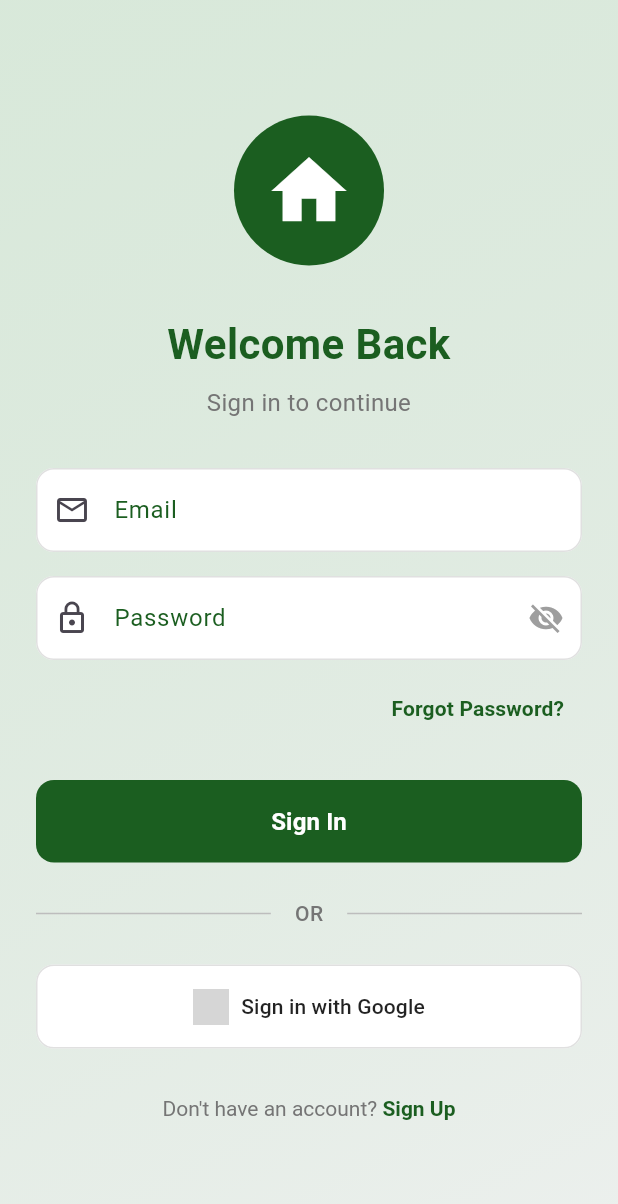
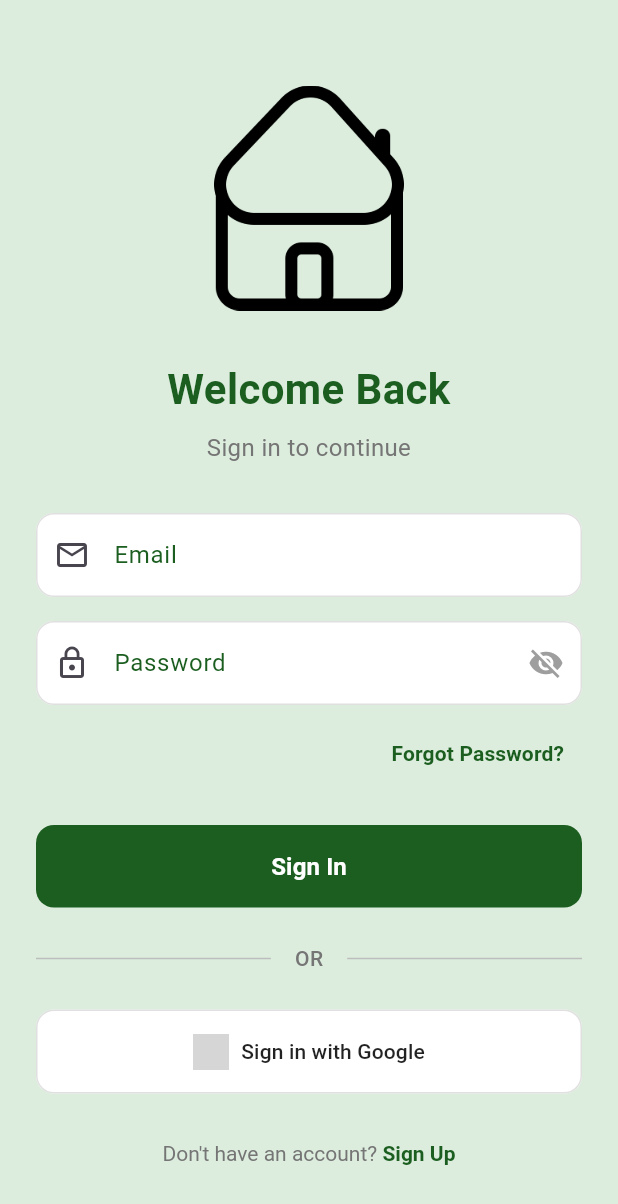
Before and after one commit to saivivekvenna/estateAI, a Flutter app: the screen it shows after launch, on a phone screen of 412 x 824 dp. Shown: the top 1204 px of the screen. Run offline on Flutter 3.47's test engine with Material 3 defaults, Android fonts, the light colour scheme and no system bars; our stand-ins replace flutter_card_swiper, flutter_chat_types, flutter_chat_ui, flutter_keyboard_visibility, google_maps_flutter; missing offline and left inert: soft_edge_blur; grey boxes are pictures that could not be loaded.

Commit message:
pre-list feature

```diff
--- a/test_estate_app/lib/auth/login_page.dart
+++ b/test_estate_app/lib/auth/login_page.dart
@@ -89,16 +89,7 @@ class _LoginPageState extends State<LoginPage> {
         children: [
           // Background gradient
           Container(
-            decoration: BoxDecoration(
-              gradient: LinearGradient(
-                begin: Alignment.topLeft,
-                end: Alignment.bottomRight,
-                colors: [
-                  Color.fromRGBO(129, 199, 132, 0.3),
-                  Color.fromRGBO(76, 175, 80, 0.1),
-                ],
-              ),
-            ),
+            decoration: BoxDecoration(color: Color.fromRGBO(220, 237, 221, 1)),
           ),
           SafeArea(
             child: Center(
@@ -111,29 +102,16 @@ class _LoginPageState extends State<LoginPage> {
                       mainAxisAlignment: MainAxisAlignment.center,
                       crossAxisAlignment: CrossAxisAlignment.stretch,
                       children: [
-                        // Logo or App Name
-                        Container(
-                          height: 100,
-                          width: 100,
-                          decoration: BoxDecoration(
-                            gradient: LinearGradient(
-                              begin: Alignment.topLeft,
-                              end: Alignment.bottomRight,
-                              colors: [
-                                Color.fromRGBO(27, 94, 32, 1),
-                                Color.fromRGBO(27, 94, 32, 1),
-                              ],
-                            ),
-                            shape: BoxShape.circle,
-                          ),
-                          child: Icon(
-                            Icons.home,
-                            size: 60,
-                            color: Colors.white,
-                          ),
+                        const SizedBox(height: 10),
+
+                        Image.asset(
+                          'assets/icon/welcome_page_icon.png',
+                          height: 150,
+                          width: 150,
+                          fit: BoxFit
+                              .contain, // Adjusts how the image fits in the space
                         ),
                         const SizedBox(height: 32),
-
                         // Welcome Text
                         Text(
                           'Welcome Back',
@@ -215,8 +193,7 @@ class _LoginPageState extends State<LoginPage> {
                         TextFormField(
                           controller: _passwordController,
                           obscureText: _obscurePassword,
-                                                    cursorColor: Color.fromRGBO(27, 94, 32, 1),
-
+                          cursorColor: Color.fromRGBO(27, 94, 32, 1),
                           decoration: InputDecoration(
                             labelText: 'Password',
                             labelStyle:
--- a/test_estate_app/lib/main.dart
+++ b/test_estate_app/lib/main.dart
@@ -148,8 +148,7 @@ class MainAppContent extends StatelessWidget {
               child: Material(
                 color: Colors.transparent,
                 child: InkWell(
-                  borderRadius:
-                      BorderRadius.circular(20),
+                  borderRadius: BorderRadius.circular(20),
                   onTap: () {
                     print("Account header tapped");
                   },
--- a/test_estate_app/pubspec.yaml
+++ b/test_estate_app/pubspec.yaml
@@ -79,6 +79,10 @@ flutter:
   # the material Icons class.
   uses-material-design: true
 
+  assets:
+    - assets/icon/app_icon.png
+    - assets/icon/welcome_page_icon.png
+
   # To add assets to your application, add an assets section, like this:
   # assets:
   #   - images/a_dot_burr.jpeg
```
Also changed, not shown: test_estate_app/assets/icon/app_icon.png, test_estate_app/assets/icon/welcome_page_icon.png (added), 1 other file.
